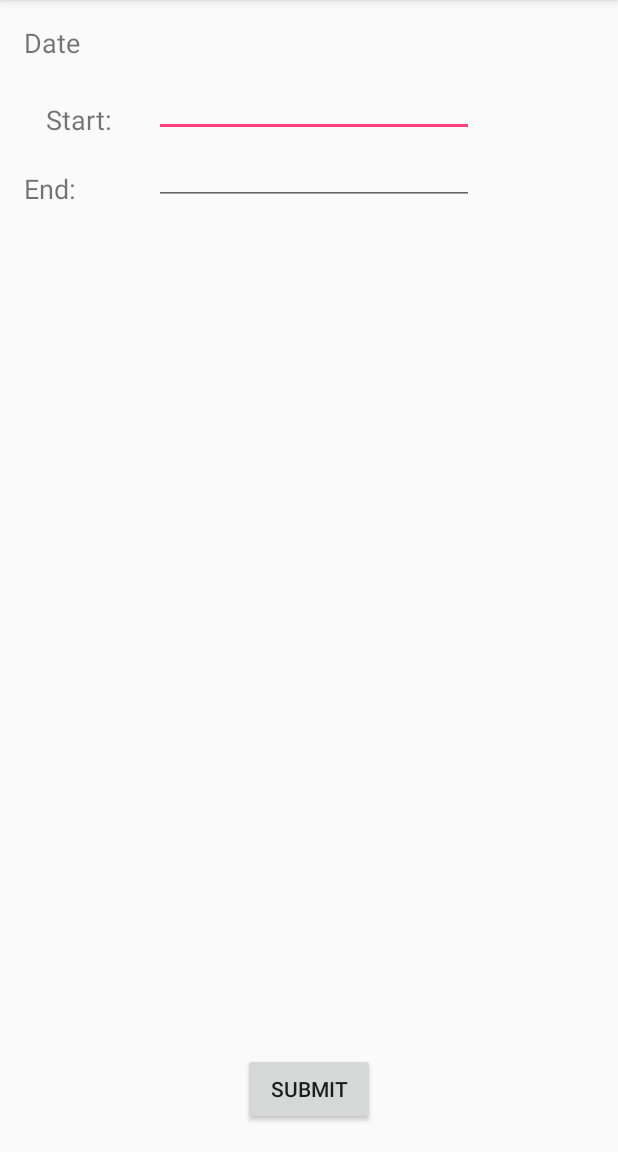
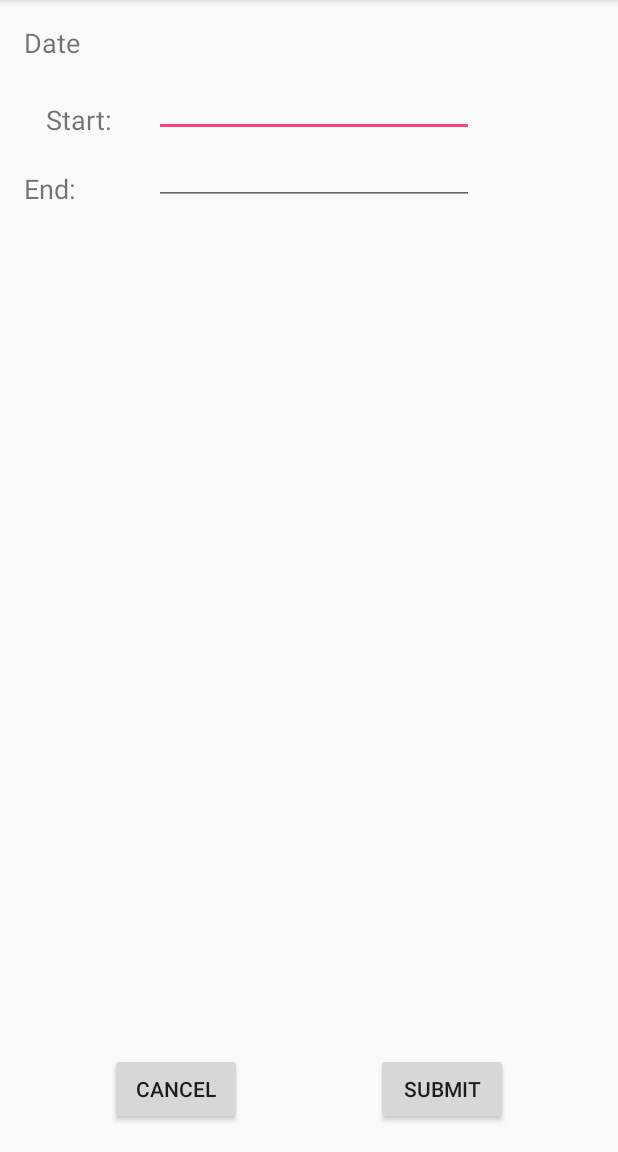
Before and after one commit to AaronPua/COMP7081PhotoGallery, an Android app: the SearchActivity screen opened directly, with no data from a screen before it, on a phone screen of 412 x 824 dp, the part 84-1236 px from its top. Run offline under Robolectric (Android 15) with nearby library versions, the phone set to English and light mode, and no system bars.

Commit message:
Search function working.

```diff
--- a/app/src/main/res/layout/activity_search.xml
+++ b/app/src/main/res/layout/activity_search.xml
@@ -28,7 +28,7 @@
         android:text="Start:"
         android:textSize="18sp"
         app:layout_constraintBottom_toTopOf="@+id/textView3"
-        app:layout_constraintEnd_toStartOf="@+id/editText2"
+        app:layout_constraintEnd_toStartOf="@+id/startDate"
         app:layout_constraintStart_toStartOf="parent"
         app:layout_constraintTop_toBottomOf="@+id/textView" />
 
@@ -44,7 +44,7 @@
         app:layout_constraintTop_toBottomOf="@+id/textView2" />
 
     <EditText
-        android:id="@+id/editText2"
+        android:id="@+id/startDate"
         android:layout_width="wrap_content"
         android:layout_height="wrap_content"
         android:layout_marginEnd="96dp"
@@ -55,25 +55,35 @@
         app:layout_constraintTop_toTopOf="parent" />
 
     <EditText
-        android:id="@+id/editText3"
+        android:id="@+id/endDate"
         android:layout_width="wrap_content"
         android:layout_height="wrap_content"
         android:layout_marginEnd="96dp"
         android:ems="10"
         android:inputType="date"
         app:layout_constraintEnd_toEndOf="parent"
-        app:layout_constraintTop_toBottomOf="@+id/editText2" />
+        app:layout_constraintTop_toBottomOf="@+id/startDate" />
 
     <Button
         android:id="@+id/filterSubmitButton"
         android:layout_width="wrap_content"
         android:layout_height="wrap_content"
         android:layout_marginBottom="18dp"
-        android:layout_marginEnd="148dp"
-        android:layout_marginStart="148dp"
+        android:layout_marginEnd="73dp"
         android:onClick="onFilterSubmit"
         android:text="Submit"
         app:layout_constraintBottom_toBottomOf="parent"
-        app:layout_constraintEnd_toEndOf="parent"
+        app:layout_constraintEnd_toEndOf="parent" />
+
+    <Button
+        android:id="@+id/filterCancelButton"
+        android:layout_width="wrap_content"
+        android:layout_height="wrap_content"
+        android:layout_marginBottom="18dp"
+        android:layout_marginStart="73dp"
+        android:onClick="cancelButton"
+        android:text="Cancel"
+        app:layout_constraintBottom_toBottomOf="parent"
         app:layout_constraintStart_toStartOf="parent" />
+
 </android.support.constraint.ConstraintLayout>
```
Also changed, not shown: app/src/main/java/comp7081/photogallery/MainActivity.java (+32 -12 lines), app/src/main/java/comp7081/photogallery/SearchActivity.java (+26 -3 lines), app/src/main/java/comp7081/photogallery/database/DatabaseHelper.java (+36 -3 lines).
